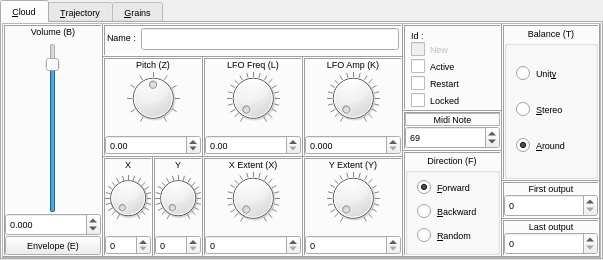
linuxmao-org/Frontieres, file sources/interface/CloudDialog.ui: the form before one commit.
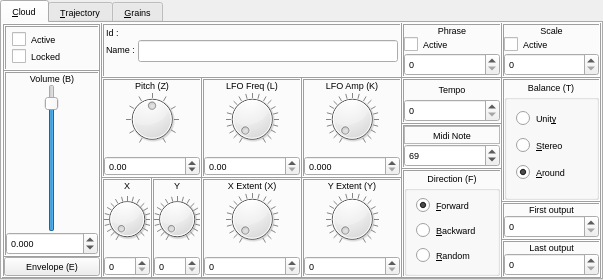
The form after the commit. Icons and pictures are not drawn.

Commit message: separation phrases et gammes des nuages

Patch:
```diff
--- a/sources/interface/CloudDialog.ui
+++ b/sources/interface/CloudDialog.ui
@@ -7,7 +7,7 @@
     <x>0</x>
     <y>0</y>
     <width>603</width>
-    <height>260</height>
+    <height>280</height>
    </rect>
   </property>
   <property name="sizePolicy">
@@ -19,7 +19,7 @@
   <property name="minimumSize">
    <size>
     <width>603</width>
-    <height>260</height>
+    <height>280</height>
    </size>
   </property>
   <property name="windowTitle">
@@ -28,7 +28,7 @@
   <property name="windowOpacity">
    <double>1.000000000000000</double>
   </property>
-  <layout class="QVBoxLayout" name="verticalLayout_40">
+  <layout class="QVBoxLayout" name="verticalLayout_58">
    <property name="spacing">
     <number>0</number>
    </property>
@@ -84,18 +84,21 @@
         <number>0</number>
        </property>
        <item>
-        <widget class="QFrame" name="frame_4">
+        <widget class="QFrame" name="frame_Cloud">
          <property name="font">
           <font>
            <pointsize>9</pointsize>
           </font>
          </property>
          <property name="frameShape">
-          <enum>QFrame::StyledPanel</enum>
+          <enum>QFrame::NoFrame</enum>
          </property>
          <property name="frameShadow">
           <enum>QFrame::Raised</enum>
          </property>
+         <property name="lineWidth">
+          <number>0</number>
+         </property>
          <layout class="QHBoxLayout" name="horizontalLayout_4">
           <property name="spacing">
            <number>0</number>
@@ -113,7 +116,7 @@
            <number>0</number>
           </property>
           <item>
-           <widget class="QFrame" name="frame_Volume">
+           <widget class="QFrame" name="frame_Left">
             <property name="sizePolicy">
              <sizepolicy hsizetype="Minimum" vsizetype="Minimum">
               <horstretch>0</horstretch>
@@ -155,14 +158,82 @@
               <number>0</number>
              </property>
              <item>
-              <widget class="QFrame" name="frame_3">
+              <widget class="QFrame" name="frame_Num">
+               <property name="sizePolicy">
+                <sizepolicy hsizetype="Preferred" vsizetype="Fixed">
+                 <horstretch>0</horstretch>
+                 <verstretch>0</verstretch>
+                </sizepolicy>
+               </property>
+               <property name="font">
+                <font>
+                 <pointsize>9</pointsize>
+                </font>
+               </property>
                <property name="frameShape">
-                <enum>QFrame::NoFrame</enum>
+                <enum>QFrame::Box</enum>
+               </property>
+               <property name="frameShadow">
+                <enum>QFrame::Raised</enum>
+               </property>
+               <layout class="QFormLayout" name="formLayout">
+                <property name="horizontalSpacing">
+                 <number>0</number>
+                </property>
+                <property name="verticalSpacing">
+                 <number>0</number>
+                </property>
+                <property name="leftMargin">
+                 <number>6</number>
+                </property>
+                <property name="topMargin">
+                 <number>4</number>
+                </property>
+                <property name="rightMargin">
+                 <number>0</number>
+                </property>
+                <property name="bottomMargin">
+                 <number>4</number>
+                </property>
+                <item row="0" column="0">
+                 <widget class="QCheckBox" name="checkBox_Active">
+                  <property name="font">
+                   <font>
+                    <pointsize>7</pointsize>
+                   </font>
+                  </property>
+                  <property name="text">
+                   <string>Active</string>
+                  </property>
+                 </widget>
+                </item>
+                <item row="1" column="0">
+                 <widget class="QCheckBox" name="checkBox_Locked">
+                  <property name="font">
+                   <font>
+                    <pointsize>7</pointsize>
+                   </font>
+                  </property>
+                  <property name="text">
+                   <string>Locked</string>
+                  </property>
+                 </widget>
+                </item>
+               </layout>
+              </widget>
+             </item>
+             <item>
+              <widget class="QFrame" name="frame_Volume">
+               <property name="frameShape">
+                <enum>QFrame::Box</enum>
                </property>
                <property name="frameShadow">
                 <enum>QFrame::Raised</enum>
                </property>
                <layout class="QVBoxLayout" name="verticalLayout_6">
+                <property name="spacing">
+                 <number>0</number>
+                </property>
                 <property name="leftMargin">
                  <number>0</number>
                 </property>
@@ -277,33 +348,33 @@
                   </layout>
                  </widget>
                 </item>
+                <item>
+                 <widget class="QDoubleSpinBox" name="doubleSpinBox_Volume">
+                  <property name="font">
+                   <font>
+                    <pointsize>7</pointsize>
+                   </font>
+                  </property>
+                  <property name="keyboardTracking">
+                   <bool>false</bool>
+                  </property>
+                  <property name="decimals">
+                   <number>3</number>
+                  </property>
+                  <property name="minimum">
+                   <double>-60.000000000000000</double>
+                  </property>
+                  <property name="maximum">
+                   <double>6.000000000000000</double>
+                  </property>
+                  <property name="singleStep">
+                   <double>0.001000000000000</double>
+                  </property>
+                 </widget>
+                </item>
                </layout>
               </widget>
              </item>
-             <item>
-              <widget class="QDoubleSpinBox" name="doubleSpinBox_Volume">
-               <property name="font">
-                <font>
-                 <pointsize>7</pointsize>
-                </font>
-               </property>
-               <property name="keyboardTracking">
-                <bool>false</bool>
-               </property>
-               <property name="decimals">
-                <number>3</number>
-               </property>
-               <property name="minimum">
-                <double>-60.000000000000000</double>
-               </property>
-               <property name="maximum">
-                <double>6.000000000000000</double>
-               </property>
-               <property name="singleStep">
-                <double>0.001000000000000</double>
-               </property>
-              </widget>
-             </item>
              <item>
               <widget class="QPushButton" name="pushButton_Envelope">
                <property name="enabled">
@@ -377,16 +448,16 @@
                </property>
                <layout class="QFormLayout" name="formLayout_2">
                 <property name="horizontalSpacing">
-                 <number>2</number>
+                 <number>0</number>
                 </property>
                 <property name="verticalSpacing">
-                 <number>2</number>
+                 <number>0</number>
                 </property>
                 <property name="leftMargin">
                  <number>2</number>
                 </property>
                 <property name="topMargin">
-                 <number>2</number>
+                 <number>0</number>
                 </property>
                 <property name="rightMargin">
                  <number>2</number>
@@ -394,7 +465,64 @@
                 <property name="bottomMargin">
                  <number>2</number>
                 </property>
-                <item row="0" column="0">
+                <item row="0" column="0" colspan="2">
+                 <widget class="QFrame" name="frame_id">
+                  <property name="frameShape">
+                   <enum>QFrame::NoFrame</enum>
+                  </property>
+                  <property name="frameShadow">
+                   <enum>QFrame::Raised</enum>
+                  </property>
+                  <layout class="QFormLayout" name="formLayout_3">
+                   <property name="horizontalSpacing">
+                    <number>0</number>
+                   </property>
+                   <property name="verticalSpacing">
+                    <number>0</number>
+                   </property>
+                   <property name="leftMargin">
+                    <number>0</number>
+                   </property>
+                   <property name="topMargin">
+                    <number>2</number>
+                   </property>
+                   <property name="bottomMargin">
+                    <number>2</number>
+                   </property>
+                   <item row="0" column="0">
+                    <widget class="QLabel" name="label_Id">
+                     <property name="font">
+                      <font>
+                       <pointsize>7</pointsize>
+                      </font>
+                     </property>
+                     <property name="frameShape">
+                      <enum>QFrame::NoFrame</enum>
+                     </property>
+                     <property name="frameShadow">
+                      <enum>QFrame::Raised</enum>
+                     </property>
+                     <property name="text">
+                      <string>Id : </string>
+                     </property>
+                    </widget>
+                   </item>
+                   <item row="0" column="1">
+                    <widget class="QLabel" name="label_Id_Value">
+                     <property name="font">
+                      <font>
+                       <pointsize>7</pointsize>
+                      </font>
+                     </property>
+                     <property name="text">
+                      <string/>
+                     </property>
+                    </widget>
+                   </item>
+                  </layout>
+                 </widget>
+                </item>
+                <item row="1" column="0">
                  <widget class="QLabel" name="label_Name">
                   <property name="font">
                    <font>
@@ -412,7 +540,7 @@
                   </property>
                  </widget>
                 </item>
-                <item row="0" column="1">
+                <item row="1" column="1">
                  <widget class="QLineEdit" name="lineEdit_Name">
                   <property name="clearButtonEnabled">
                    <bool>false</bool>
@@ -2080,7 +2208,10 @@
             <property name="frameShadow">
              <enum>QFrame::Raised</enum>
             </property>
-            <layout class="QGridLayout" name="gridLayout">
+            <layout class="QHBoxLayout" name="horizontalLayout_9">
+             <property name="spacing">
+              <number>0</number>
+             </property>
              <property name="leftMargin">
               <number>0</number>
              </property>
@@ -2093,11 +2224,8 @@
              <property name="bottomMargin">
               <number>0</number>
              </property>
-             <property name="spacing">
-              <number>0</number>
-             </property>
-             <item row="0" column="0">
-              <widget class="QFrame" name="frame_Cloud">
+             <item>
+              <widget class="QFrame" name="frame_Right_Left">
                <property name="sizePolicy">
                 <sizepolicy hsizetype="Minimum" vsizetype="Minimum">
                  <horstretch>0</horstretch>
@@ -2127,36 +2255,22 @@
                  <number>0</number>
                 </property>
                 <item>
-                 <widget class="QFrame" name="frame_Num">
-                  <property name="sizePolicy">
-                   <sizepolicy hsizetype="Preferred" vsizetype="Minimum">
-                    <horstretch>0</horstretch>
-                    <verstretch>0</verstretch>
-                   </sizepolicy>
-                  </property>
-                  <property name="font">
-                   <font>
-                    <pointsize>9</pointsize>
-                   </font>
-                  </property>
+                 <widget class="QFrame" name="frame_Phrase">
                   <property name="frameShape">
                    <enum>QFrame::Box</enum>
                   </property>
                   <property name="frameShadow">
                    <enum>QFrame::Raised</enum>
                   </property>
-                  <layout class="QFormLayout" name="formLayout">
-                   <property name="horizontalSpacing">
-                    <number>0</number>
-                   </property>
-                   <property name="verticalSpacing">
+                  <layout class="QVBoxLayout" name="verticalLayout_54">
+                   <property name="spacing">
                     <number>0</number>
                    </property>
                    <property name="leftMargin">
-                    <number>6</number>
+                    <number>0</number>
                    </property>
                    <property name="topMargin">
-                    <number>4</number>
+                    <number>0</number>
                    </property>
                    <property name="rightMargin">
                     <number>0</number>
@@ -2164,38 +2278,56 @@
                    <property name="bottomMargin">
                     <number>0</number>
                    </property>
-                   <item row="0" column="0">
-                    <widget class="QLabel" name="label_Id">
-                     <property name="font">
-                      <font>
-                       <pointsize>7</pointsize>
-                      </font>
-                     </property>
+                   <item>
+                    <widget class="QFrame" name="frame_Label_Phrase">
                      <property name="frameShape">
                       <enum>QFrame::NoFrame</enum>
                      </property>
                      <property name="frameShadow">
                       <enum>QFrame::Raised</enum>
                      </property>
-                     <property name="text">
-                      <string>Id : </string>
-                     </property>
+                     <layout class="QVBoxLayout" name="verticalLayout_55">
+                      <property name="leftMargin">
+                       <number>0</number>
+                      </property>
+                      <property name="topMargin">
+                       <number>0</number>
+                      </property>
+                      <property name="rightMargin">
+                       <number>0</number>
+                      </property>
+                      <property name="bottomMargin">
+                       <number>0</number>
+                      </property>
+                      <item>
+                       <widget class="QLabel" name="label_Phrase">
+                        <property name="font">
+                         <font>
+                          <pointsize>7</pointsize>
+                         </font>
+                        </property>
+                        <property name="autoFillBackground">
+                         <bool>false</bool>
+                        </property>
+                        <property name="frameShape">
+                         <enum>QFrame::NoFrame</enum>
+                        </property>
+                        <property name="frameShadow">
+                         <enum>QFrame::Raised</enum>
+                        </property>
+                        <property name="text">
+                         <string>Phrase</string>
+                        </property>
+                        <property name="alignment">
+                         <set>Qt::AlignCenter</set>
+                        </property>
+                       </widget>
+                      </item>
+                     </layout>
                     </widget>
                    </item>
-                   <item row="0" column="1">
-                    <widget class="QLabel" name="label_Id_Value">
-                     <property name="font">
-                      <font>
-                       <pointsize>7</pointsize>
-                      </font>
-                     </property>
-                     <property name="text">
-                      <string/>
-                     </property>
-                    </widget>
-                   </item>
-                   <item row="2" column="0">
-                    <widget class="QCheckBox" name="checkBox_Active">
+                   <item>
+                    <widget class="QCheckBox" name="checkBox_Phrase_Active">
                      <property name="font">
                       <font>
                        <pointsize>7</pointsize>
@@ -2206,42 +2338,159 @@
                      </property>
                     </widget>
                    </item>
-                   <item row="4" column="0">
-                    <widget class="QCheckBox" name="checkBox_Locked">
+                   <item>
+                    <widget class="QDoubleSpinBox" name="doubleSpinBox_Phrase_Number">
                      <property name="font">
                       <font>
                        <pointsize>7</pointsize>
                       </font>
                      </property>
-                     <property name="text">
-                      <string>Locked</string>
+                     <property name="wrapping">
+                      <bool>false</bool>
                      </property>
+                     <property name="frame">
+                      <bool>true</bool>
+                     </property>
+                     <property name="buttonSymbols">
+                      <enum>QAbstractSpinBox::UpDownArrows</enum>
+                     </property>
+                     <property name="keyboardTracking">
+                      <bool>false</bool>
+                     </property>
+                     <property name="showGroupSeparator" stdset="0">
+                      <bool>false</bool>
+                     </property>
+                     <property name="decimals">
+                      <number>0</number>
+                     </property>
+                     <property name="minimum">
+                      <double>0.000000000000000</double>
+                     </property>
+                     <property name="maximum">
+                      <double>15.000000000000000</double>
+                     </property>
+                     <property name="singleStep">
+                      <double>1.000000000000000</double>
+                     </property>
+                     <property name="value">
+                      <double>0.000000000000000</double>
+                     </property>
                     </widget>
                    </item>
-                   <item row="3" column="0">
-                    <widget class="QCheckBox" name="checkBox_Restart">
-                     <property name="font">
-                      <font>
-                       <pointsize>7</pointsize>
-                      </font>
+                  </layout>
+                 </widget>
+                </item>
+                <item>
+                 <widget class="QFrame" name="frame_Tempo">
+                  <property name="frameShape">
+                   <enum>QFrame::Box</enum>
+                  </property>
+                  <property name="frameShadow">
+                   <enum>QFrame::Raised</enum>
+                  </property>
+                  <layout class="QVBoxLayout" name="verticalLayout_60">
+                   <property name="spacing">
+                    <number>0</number>
+                   </property>
+                   <property name="sizeConstraint">
+                    <enum>QLayout::SetMaximumSize</enum>
+                   </property>
+                   <property name="leftMargin">
+                    <number>0</number>
+                   </property>
+                   <property name="topMargin">
+                    <number>0</number>
+                   </property>
+                   <property name="rightMargin">
+                    <number>0</number>
+                   </property>
+                   <property name="bottomMargin">
+                    <number>0</number>
+                   </property>
+                   <item>
+                    <widget class="QFrame" name="frame_Label_Trmpo">
+                     <property name="frameShape">
+                      <enum>QFrame::NoFrame</enum>
                      </property>
-                     <property name="text">
-                      <string>Restart</string>
+                     <property name="frameShadow">
+                      <enum>QFrame::Raised</enum>
                      </property>
+                     <layout class="QVBoxLayout" name="verticalLayout_61">
+                      <property name="leftMargin">
+                       <number>0</number>
+                      </property>
+                      <property name="topMargin">
+                       <number>0</number>
+                      </property>
+                      <property name="rightMargin">
+                       <number>0</number>
+                      </property>
+                      <property name="bottomMargin">
+                       <number>0</number>
+                      </property>
+                      <item>
+                       <widget class="QLabel" name="label_Tempo">
+                        <property name="font">
+                         <font>
+                          <pointsize>7</pointsize>
+                         </font>
+                        </property>
+                        <property name="autoFillBackground">
+                         <bool>false</bool>
+                        </property>
+                        <property name="frameShape">
+                         <enum>QFrame::NoFrame</enum>
+                        </property>
+                        <property name="frameShadow">
+                         <enum>QFrame::Raised</enum>
+                        </property>
+                        <property name="text">
+                         <string>Tempo</string>
+                        </property>
+                        <property name="alignment">
+                         <set>Qt::AlignCenter</set>
+                        </property>
+                       </widget>
+                      </item>
+                     </layout>
                     </widget>
                    </item>
-                   <item row="1" column="0">
-                    <widget class="QCheckBox" name="checkBox_New">
-                     <property name="enabled">
-                      <bool>false</bool>
-                     </property>
+                   <item>
+                    <widget class="QDoubleSpinBox" name="doubleSpinBox_Tempo">
                      <property name="font">
                       <font>
                        <pointsize>7</pointsize>
                       </font>
                      </property>
-                     <property name="text">
-                      <string>New</string>
+                     <property name="wrapping">
+                      <bool>false</bool>
+                     </property>
+                     <property name="frame">
+                      <bool>true</bool>
+                     </property>
+                     <property name="buttonSymbols">
+                      <enum>QAbstractSpinBox::UpDownArrows</enum>
+                     </property>
+                     <property name="keyboardTracking">
+                      <bool>false</bool>
+                     </property>
+                     <property name="showGroupSeparator" stdset="0">
+                      <bool>false</bool>
+                     </property>
+                     <property name="decimals">
+                      <number>0</number>
+                     </property>
+                     <property name="minimum">
+                      <double>0.000000000000000</double>
+                     </property>
+                     <property name="maximum">
+                      <double>15.000000000000000</double>
+                     </property>
+                     <property name="singleStep">
+                      <double>1.000000000000000</double>
+                     </property>
+                     <property name="value">
+                      <double>0.000000000000000</double>
                      </property>
                     </widget>
                    </item>
@@ -2466,8 +2715,8 @@
                </layout>
               </widget>
              </item>
-             <item row="0" column="2">
-              <widget class="QFrame" name="frame_Balance">
+             <item>
+              <widget class="QFrame" name="frame_Right_Right">
                <property name="sizePolicy">
                 <sizepolicy hsizetype="Minimum" vsizetype="Minimum">
                  <horstretch>0</horstretch>
@@ -2486,7 +2735,7 @@
                <property name="frameShadow">
                 <enum>QFrame::Raised</enum>
                </property>
-               <layout class="QVBoxLayout" name="verticalLayout_152">
+               <layout class="QVBoxLayout" name="verticalLayout_40">
                 <property name="spacing">
                  <number>0</number>
                 </property>
@@ -2502,6 +2751,132 @@
                 <property name="bottomMargin">
                  <number>0</number>
                 </property>
+                <item>
+                 <widget class="QFrame" name="frame_Scale">
+                  <property name="frameShape">
+                   <enum>QFrame::Box</enum>
+                  </property>
+                  <property name="frameShadow">
+                   <enum>QFrame::Raised</enum>
+                  </property>
+                  <layout class="QVBoxLayout" name="verticalLayout_56">
+                   <property name="spacing">
+                    <number>0</number>
+                   </property>
+                   <property name="leftMargin">
+                    <number>0</number>
+                   </property>
+                   <property name="topMargin">
+                    <number>0</number>
+                   </property>
+                   <property name="rightMargin">
+                    <number>0</number>
+                   </property>
+                   <property name="bottomMargin">
+                    <number>0</number>
+                   </property>
+                   <item>
+                    <widget class="QFrame" name="frame_Label_Scale">
+                     <property name="frameShape">
+                      <enum>QFrame::NoFrame</enum>
+                     </property>
+                     <property name="frameShadow">
+                      <enum>QFrame::Raised</enum>
+                     </property>
+                     <layout class="QVBoxLayout" name="verticalLayout_57">
+                      <property name="leftMargin">
+                       <number>0</number>
+                      </property>
+                      <property name="topMargin">
+                       <number>0</number>
+                      </property>
+                      <property name="rightMargin">
+                       <number>0</number>
+                      </property>
+                      <property name="bottomMargin">
+                       <number>0</number>
+                      </property>
+                      <item>
+                       <widget class="QLabel" name="label_Scale">
+                        <property name="font">
+                         <font>
+                          <pointsize>7</pointsize>
+                         </font>
+                        </property>
+                        <property name="autoFillBackground">
+                         <bool>false</bool>
+                        </property>
+                        <property name="frameShape">
+                         <enum>QFrame::NoFrame</enum>
+                        </property>
+                        <property name="frameShadow">
+                         <enum>QFrame::Raised</enum>
+                        </property>
+                        <property name="text">
+                         <string>Scale</string>
+                        </property>
+                        <property name="alignment">
+                         <set>Qt::AlignCenter</set>
+                        </property>
+                       </widget>
+                      </item>
+                     </layout>
+                    </widget>
+                   </item>
+                   <item>
+                    <widget class="QCheckBox" name="checkBox_Scale_Active">
+                     <property name="font">
+                      <font>
+                       <pointsize>7</pointsize>
+                      </font>
+                     </property>
+                     <property name="text">
+                      <string>Active</string>
+                     </property>
+                    </widget>
+                   </item>
+                   <item>
+                    <widget class="QDoubleSpinBox" name="doubleSpinBox_Scale_Number">
+                     <property name="font">
+                      <font>
+                       <pointsize>7</pointsize>
+                      </font>
+                     </property>
+                     <property name="wrapping">
+                      <bool>false</bool>
+                     </property>
+                     <property name="frame">
+                      <bool>true</bool>
+                     </property>
+                     <property name="buttonSymbols">
+                      <enum>QAbstractSpinBox::UpDownArrows</enum>
+                     </property>
+                     <property name="keyboardTracking">
+                      <bool>false</bool>
+                     </property>
+                     <property name="showGroupSeparator" stdset="0">
+                      <bool>false</bool>
+                     </property>
+                     <property name="decimals">
+                      <number>0</number>
+                     </property>
+                     <property name="minimum">
+                      <double>0.000000000000000</double>
+                     </property>
+                     <property name="maximum">
+                      <double>15.000000000000000</double>
+                     </property>
+                     <property name="singleStep">
+                      <double>1.000000000000000</double>
+                     </property>
+                     <property name="value">
+                      <double>0.000000000000000</double>
+                     </property>
+                    </widget>
+                   </item>
+                  </layout>
+                 </widget>
+                </item>
                 <item>
                  <widget class="QFrame" name="frame_23">
                   <property name="frameShape">
```
Left out of the diff: 79 changed lines with no effect on the pictures. The commit also changes 37 other files.
